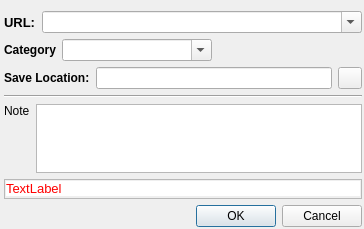
Before: the Qt Designer form REXLoader/addtaskdialog.ui in RA9OAJ/rexloader, drawn with Qt 5.
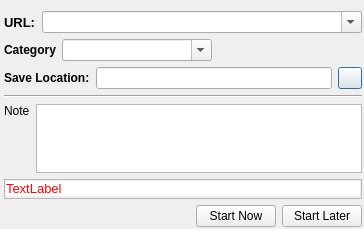
After: the same form once the commit is applied.

Patch:
```diff
--- a/REXLoader/addtaskdialog.ui
+++ b/REXLoader/addtaskdialog.ui
@@ -263,9 +263,16 @@
       </spacer>
      </item>
      <item>
-      <widget class="QDialogButtonBox" name="buttonBox">
-       <property name="standardButtons">
-        <set>QDialogButtonBox::Cancel|QDialogButtonBox::Ok</set>
+      <widget class="QPushButton" name="startNowBtn">
+       <property name="text">
+        <string>Start Now</string>
+       </property>
+      </widget>
+     </item>
+     <item>
+      <widget class="QPushButton" name="startLaterBtn">
+       <property name="text">
+        <string>Start Later</string>
        </property>
       </widget>
      </item>
```
Left out of the diff: 1 changed line with no effect on the pictures.
